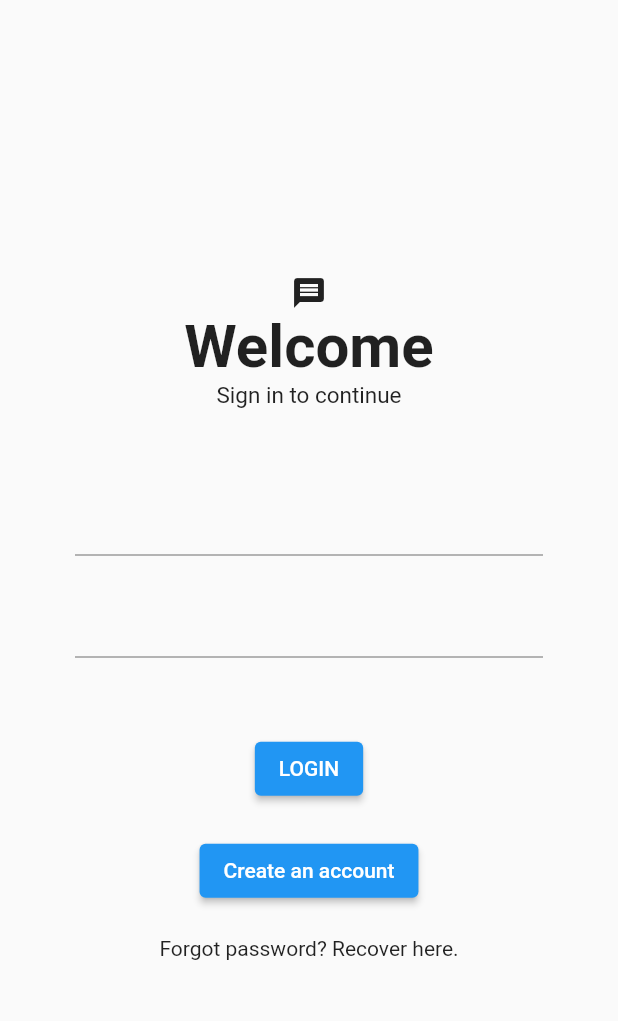
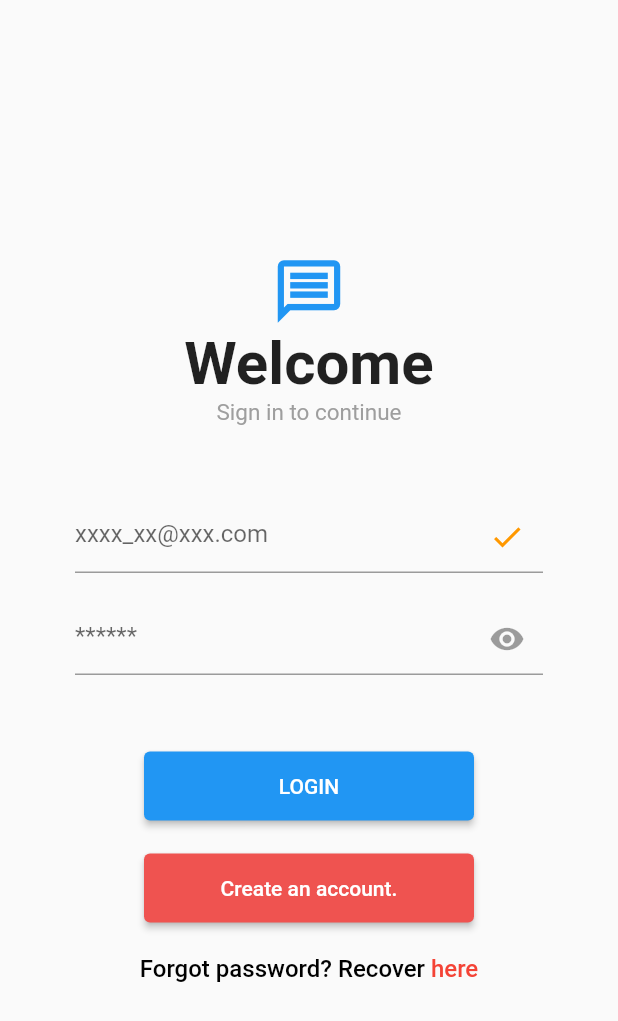
Before and after one commit to withcenter-dev2/user_app, a Flutter app: the screen it shows after launch, on a phone screen of 412 x 824 dp. Shown: the top 1021 px of the screen. Run offline on Flutter 3.47's test engine with Material 2 defaults, Android fonts, the phone set to English and light mode, and no system bars; our stand-ins replace go_router.

Commit message:
Modified login page.

```diff
--- a/lib/main.dart
+++ b/lib/main.dart
@@ -1,24 +1,26 @@
+import 'package:flutter/gestures.dart';
 import 'package:flutter/material.dart';
 import 'package:go_router/go_router.dart';
 import 'package:user_app/create/addavatar.screen.dart';
 import 'package:user_app/create/createprofile.screen.dart';
 
-final GoRouter _router = GoRouter(
-  routes: [
-    GoRoute(path: '/', builder: (context, state) => const LoginScreen()),
-    GoRoute(path: '/create', builder: (context, state) => const CreateProfileScreen()),
-    GoRoute(path: '/add-avatar', builder: (context, state) => const AddAvatarScreen()),
-  ]
-);
+final GoRouter _router = GoRouter(routes: [
+  GoRoute(path: '/', builder: (context, state) => const LoginScreen()),
+  GoRoute(
+      path: '/create',
+      builder: (context, state) => const CreateProfileScreen()),
+  GoRoute(
+      path: '/add-avatar',
+      builder: (context, state) => const AddAvatarScreen()),
+]);
 
 void main() => runApp(const MyApp());
 
-class MyApp extends StatelessWidget{
+class MyApp extends StatelessWidget {
   const MyApp({super.key});
 
   @override
-  build(context)
-  {
+  build(context) {
     return MaterialApp.router(
       title: 'User App',
       routerConfig: _router,
@@ -26,8 +28,7 @@ class MyApp extends StatelessWidget{
   }
 }
 
-class LoginScreen extends StatefulWidget
-{
+class LoginScreen extends StatefulWidget {
   const LoginScreen({super.key});
 
   @override
@@ -42,47 +43,87 @@ class _LoginScreenState extends State<LoginScreen> {
         child: Column(
           mainAxisAlignment: MainAxisAlignment.center,
           children: [
-            const Icon(Icons.message),
-            const Text(
-              'Welcome',
-              style: TextStyle(
-                fontSize: 40,
-                fontWeight: FontWeight.bold
-              )
+            const Icon(
+              Icons.message_outlined,
+              size: 50,
+              color: Colors.blue,
             ),
-            const Text(
-              'Sign in to continue',
-              style: TextStyle(
-                fontSize: 15,
-              )
-            ),
+            const Text('Welcome',
+                style: TextStyle(fontSize: 40, fontWeight: FontWeight.bold)),
+            const Text('Sign in to continue',
+                style: TextStyle(fontSize: 15, color: Colors.grey)),
             const SizedBox(height: 50.0),
             Padding(
               padding: const EdgeInsets.symmetric(horizontal: 50.0),
               child: Column(children: const [
-                TextField(),
-                SizedBox(height: 20,),
-                TextField()
+                TextField(
+                  decoration: InputDecoration(
+                      suffixIcon: Icon(Icons.check),
+                      suffixIconColor: Colors.orange,
+                      hintText: 'xxxx_xx@xxx.com'),
+                ),
+                SizedBox(
+                  height: 20,
+                ),
+                TextField(
+                  decoration: InputDecoration(
+                      suffixIcon: Icon(Icons.visibility),
+                      suffixIconColor: Colors.black38,
+                      hintText: '******'),
+                ),
               ]),
             ),
-            const SizedBox(height: 50.0,),
+            const SizedBox(
+              height: 50.0,
+            ),
             Column(
+              mainAxisAlignment: MainAxisAlignment.center,
               children: [
-                ElevatedButton(
-                  onPressed: ()=>{},
-                  child: const Text('LOGIN')
+                SizedBox(
+                  width: 220.0,
+                  child: ElevatedButton(
+                    onPressed: () => {print('Authenticate credentials')},
+                    style: ButtonStyle(
+                        padding: MaterialStateProperty.all<EdgeInsets>(
+                            const EdgeInsets.all(15.0))),
+                    child: const Text('LOGIN'),
+                  ),
                 ),
-                const SizedBox(height: 20.0,),
-                ElevatedButton(
-                  onPressed: ()=>context.go('/create'),
-                  child: const Text('Create an account')
-                )
+                const SizedBox(
+                  height: 20,
+                ),
+                SizedBox(
+                  width: 220.0,
+                  child: ElevatedButton(
+                    onPressed: () => {context.go('/create')},
+                    style: ButtonStyle(
+                        backgroundColor: MaterialStateProperty.all<Color>(
+                            Colors.red.shade400),
+                        padding: MaterialStateProperty.all<EdgeInsets>(
+                            const EdgeInsets.all(15.0))),
+                    child: const Text('Create an account.'),
+                  ),
+                ),
               ],
             ),
-            const SizedBox(height: 20,),
-            const Text(
-              'Forgot password? Recover here.'
-            )
+            const SizedBox(
+              height: 20,
+            ),
+            RichText(
+                text: TextSpan(
+                    style: const TextStyle(
+                        fontWeight: FontWeight.w500,
+                        fontSize: 16,
+                        color: Colors.black),
+                    children: [
+                  const TextSpan(text: 'Forgot password? Recover '),
+                  TextSpan(
+                      text: 'here',
+                      style: const TextStyle(color: Colors.red),
+                      recognizer: TapGestureRecognizer()
+                        ..onTap =
+                            () => {print('Go to password recovery page.')}),
+                ]))
           ],
         ),
       ),
```
